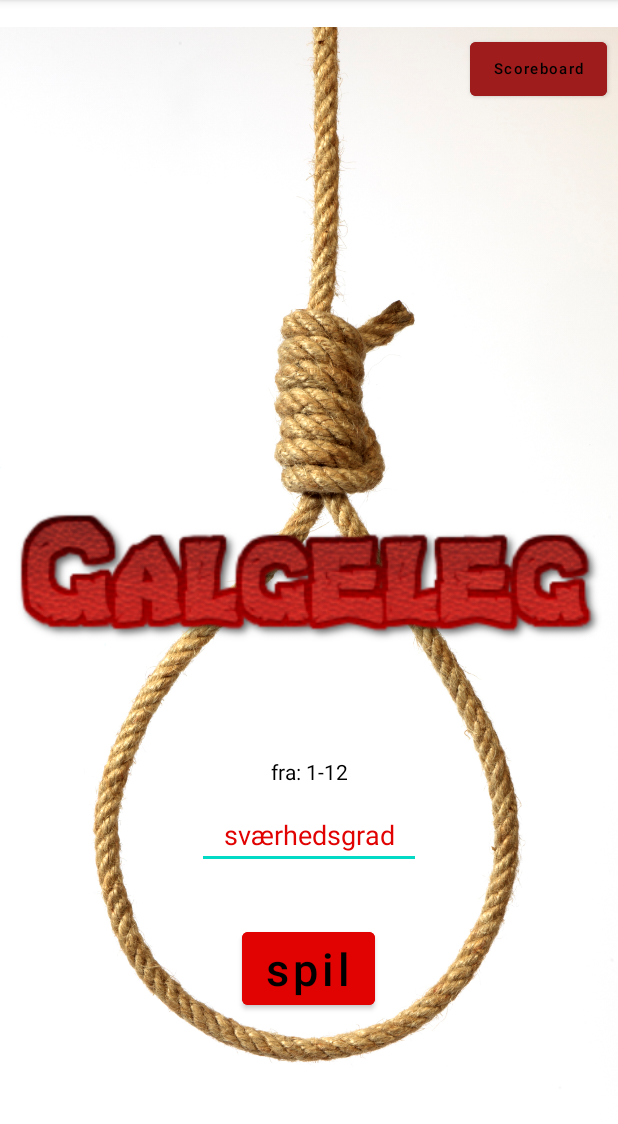
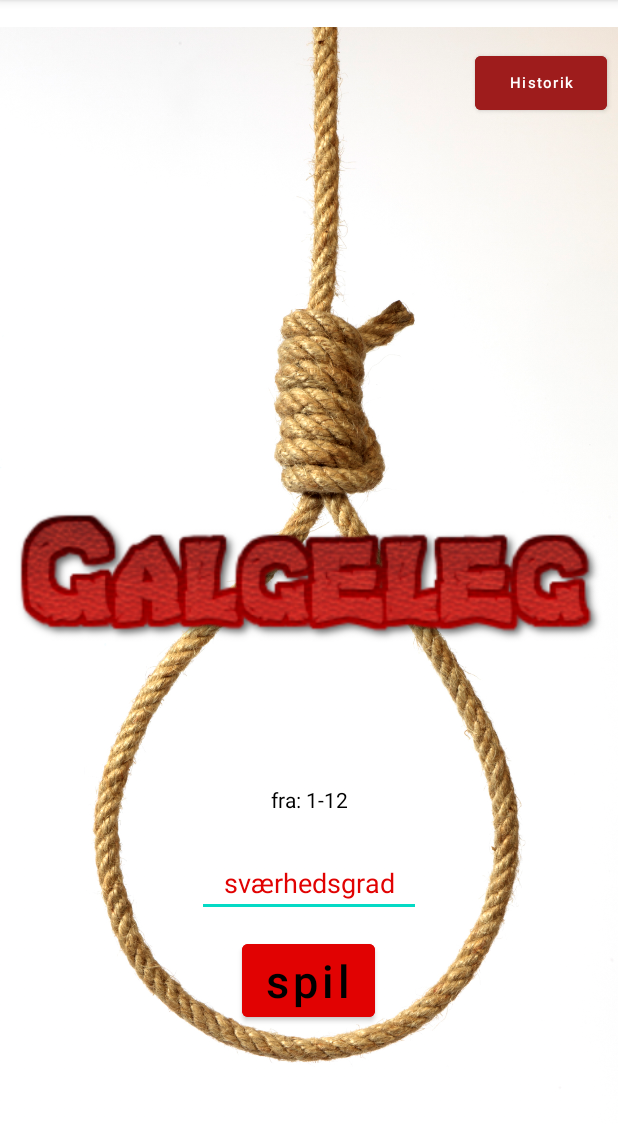
Before and after one commit to Jackktis/GalgeLegAfleveringen, an Android app: the screen it shows after launch (Start), on a phone screen of 412 x 824 dp, the part 84-1208 px from its top. Run offline under Robolectric (Android 15) with nearby library versions, the phone set to English and light mode, and no system bars.

Commit message:
Finish - Mangler oprydning i klasser og opsætning

```diff
--- a/src/main/AndroidManifest.xml
+++ b/src/main/AndroidManifest.xml
@@ -12,7 +12,7 @@
         android:roundIcon="@mipmap/ic_launcher_round"
         android:supportsRtl="true"
         android:theme="@style/Theme.GalgeLegAfleveringen">
-        <activity android:name=".Scoreboard"></activity>
+        <activity android:name=".Historik"></activity>
         <activity android:name=".Tabt" />
         <activity android:name=".Vundet" />
         <activity android:name=".Spillet" />
--- a/src/main/java/com/example/galgelegafleveringen/Start.java
+++ b/src/main/java/com/example/galgelegafleveringen/Start.java
@@ -36,7 +36,7 @@ public class Start extends AppCompatActivity  {
         BThighscore.setOnClickListener(new View.OnClickListener() {
             @Override
             public void onClick(View v) {
-                Intent intent = new Intent(Start.this, Scoreboard.class);
+                Intent intent = new Intent(Start.this, Historik.class);
                 startActivity(intent);
             }
         });
--- a/src/main/res/layout/activity_scoreboard.xml
+++ b/src/main/res/layout/activity_historik.xml
@@ -4,7 +4,7 @@
     xmlns:tools="http://schemas.android.com/tools"
     android:layout_width="match_parent"
     android:layout_height="match_parent"
-    tools:context=".Scoreboard">
+    tools:context=".Historik">
 
     <TextView
         android:id="@+id/Highscore"
@@ -14,7 +14,7 @@
         android:textColor="@color/white"
         android:gravity="center"
         android:background="#AA0000"
-        android:text="Highscore" />
+        android:text="@string/historik" />
 
     <ListView
         android:id="@+id/Highscoreindhold"
--- a/src/main/res/layout/activity_start.xml
+++ b/src/main/res/layout/activity_start.xml
@@ -32,7 +32,7 @@
         android:id="@+id/sværhedsgrad"
         android:layout_width="wrap_content"
         android:layout_height="wrap_content"
-        android:layout_marginBottom="36dp"
+        android:layout_marginBottom="12dp"
         android:ems="7"
         android:gravity="center"
         android:hint="sværhedsgrad"
@@ -49,7 +49,7 @@
         android:layout_width="wrap_content"
         android:layout_height="wrap_content"
         android:layout_below="@+id/sværhedsgrad"
-        android:layout_marginBottom="92dp"
+        android:layout_marginBottom="84dp"
         android:backgroundTint="@color/red"
         android:text="@string/spil"
         android:textAllCaps="false"
@@ -72,7 +72,7 @@
         app:layout_constraintHorizontal_bias="0.0"
         app:layout_constraintStart_toStartOf="parent"
         app:layout_constraintTop_toTopOf="@+id/Noose"
-        app:layout_constraintVertical_bias="0.674" />
+        app:layout_constraintVertical_bias="0.699" />
 
     <Button
         android:id="@+id/BTScore"
@@ -82,9 +82,9 @@
         android:layout_marginEnd="7dp"
         android:layout_marginBottom="428dp"
         android:backgroundTint="#9E1C1C"
-        android:text="Scoreboard"
+        android:text="@string/historik"
         android:textAllCaps="false"
-        android:textColor="@android:color/black"
+        android:textColor="@color/white"
         android:textSize="10sp"
         app:layout_constraintBottom_toTopOf="@+id/txtSværhedSkala"
         app:layout_constraintEnd_toEndOf="parent"
--- a/src/main/res/values/strings.xml
+++ b/src/main/res/values/strings.xml
@@ -7,4 +7,5 @@
     <string name="TILLYKKE">TILLYKKE DU VANDT!</string>
     <string name="tilføj_til_scoreboard">tilføj til scoreboard</string>
     <string name="indtast_dit_navn">indtast dit navn</string>
+    <string name="historik">Historik</string>
 </resources>
```
Also changed, not shown: src/main/java/com/example/galgelegafleveringen/Historik.java (renamed from src/main/java/com/example/galgelegafleveringen/Scoreboard.java, +2 -5 lines), src/main/java/com/example/galgelegafleveringen/ScoreBoardLogikken.java (deleted, +0 -20 lines).
